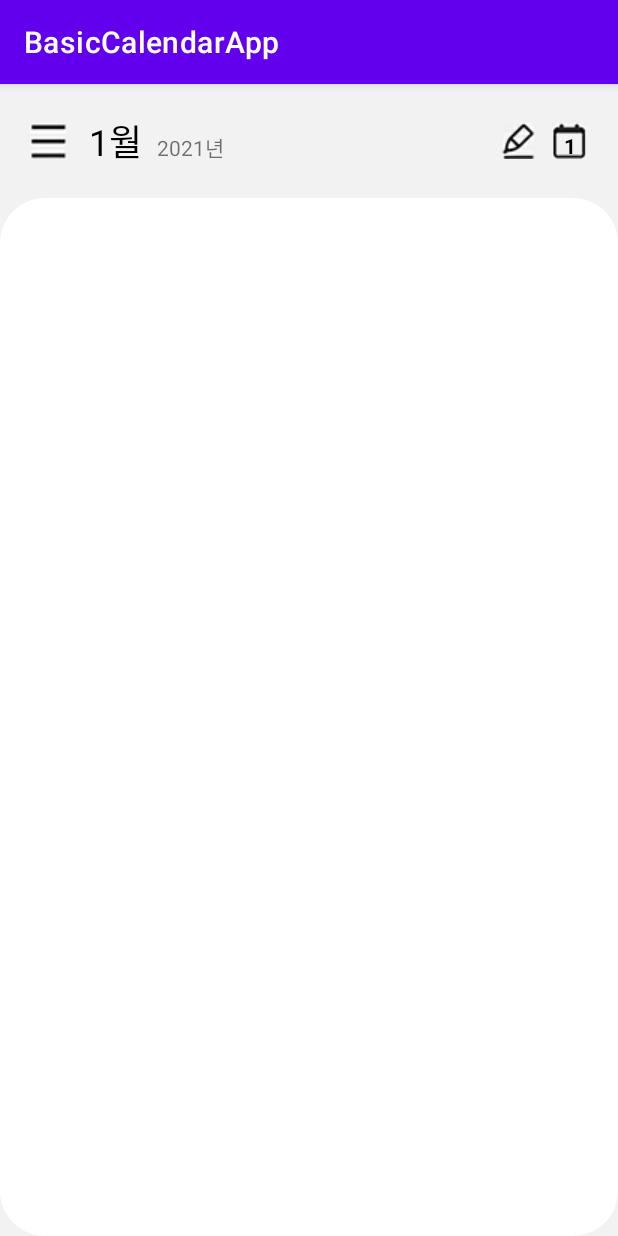
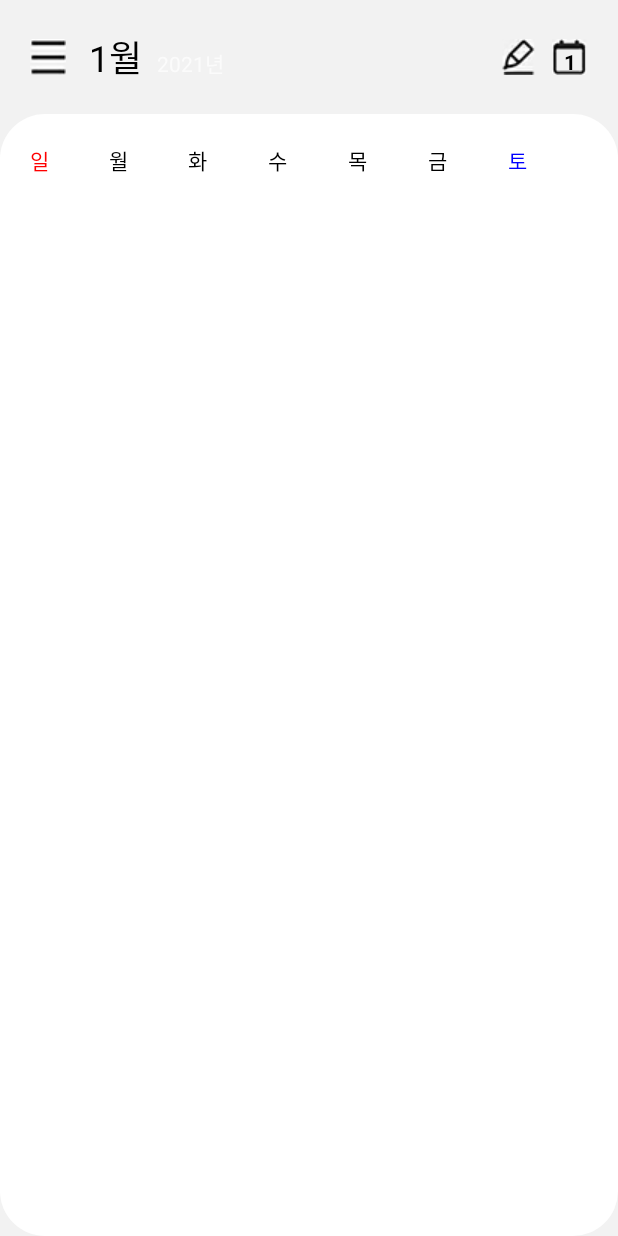
Before and after one commit to JGeun/Android_BasicCalenderApp, an Android app: the screen it shows after launch (MainActivity), on a phone screen of 412 x 824 dp. Run offline under Robolectric (Android 15) with nearby library versions, the phone set to English and light mode, and no system bars.

Commit message:
set Week

```diff
--- a/BasicCalendarApp/app/src/main/AndroidManifest.xml
+++ b/BasicCalendarApp/app/src/main/AndroidManifest.xml
@@ -8,7 +8,7 @@
         android:label="@string/app_name"
         android:roundIcon="@mipmap/ic_launcher_round"
         android:supportsRtl="true"
-        android:theme="@style/Theme.BasicCalendarApp">
+        android:theme="@style/Theme.Design.NoActionBar">
         <activity android:name=".MainActivity">
             <intent-filter>
                 <action android:name="android.intent.action.MAIN" />
--- a/BasicCalendarApp/app/src/main/res/layout/activity_main.xml
+++ b/BasicCalendarApp/app/src/main/res/layout/activity_main.xml
@@ -115,11 +115,75 @@
         android:layout_width="match_parent"
         android:layout_height="0dp"
         android:background="@drawable/main_calendar_background"
+        android:orientation="vertical"
         app:layout_constraintTop_toBottomOf="@id/main_cl_topPanel"
         app:layout_constraintBottom_toBottomOf="parent"
         app:layout_constraintLeft_toLeftOf="parent"
-        app:layout_constraintRight_toRightOf="parent">
+        app:layout_constraintRight_toRightOf="parent"
+        android:paddingTop="20dp"
+        android:paddingBottom="20dp">
 
+        <LinearLayout
+            android:layout_width="match_parent"
+            android:layout_height="wrap_content"
+            android:orientation="horizontal"
+            android:weightSum="7"
+            android:paddingStart="20dp"
+            android:paddingEnd="20dp">
+
+            <TextView
+                android:layout_width="0dp"
+                android:layout_height="wrap_content"
+                android:text="@string/week_unit_sun"
+                android:textColor="@color/red"
+                android:layout_weight="1"/>
+
+            <TextView
+                android:layout_width="0dp"
+                android:layout_height="wrap_content"
+                android:text="@string/week_unit_mon"
+                android:textColor="@color/black"
+                android:layout_weight="1"/>
+
+            <TextView
+                android:layout_width="0dp"
+                android:layout_height="wrap_content"
+                android:text="@string/week_unit_tue"
+                android:textColor="@color/black"
+                android:layout_weight="1"/>
+
+            <TextView
+                android:layout_width="0dp"
+                android:layout_height="wrap_content"
+                android:text="@string/week_unit_wed"
+                android:textColor="@color/black"
+                android:layout_weight="1"/>
+
+            <TextView
+                android:layout_width="0dp"
+                android:layout_height="wrap_content"
+                android:text="@string/week_unit_thu"
+                android:textColor="@color/black"
+                android:layout_weight="1"/>
+
+            <TextView
+                android:layout_width="0dp"
+                android:layout_height="wrap_content"
+                android:text="@string/week_unit_fri"
+                android:textColor="@color/black"
+                android:layout_weight="1"/>
+
+            <TextView
+                android:layout_width="0dp"
+                android:layout_height="wrap_content"
+                android:text="@string/week_unit_sat"
+                android:textColor="@color/blue"
+                android:layout_weight="1"/>
+        </LinearLayout>
+
+        <androidx.recyclerview.widget.RecyclerView
+            android:layout_width="match_parent"
+            android:layout_height="match_parent"/>
     </LinearLayout>
 
 </androidx.constraintlayout.widget.ConstraintLayout>
--- a/BasicCalendarApp/app/src/main/res/values/colors.xml
+++ b/BasicCalendarApp/app/src/main/res/values/colors.xml
@@ -7,6 +7,7 @@
     <color name="teal_700">#FF018786</color>
     <color name="black">#FF000000</color>
     <color name="white">#FFFFFFFF</color>
-
+    <color name="red">#FF0000</color>
+    <color name="blue">#0000FF</color>
     <color name="topPanel_bakcground">#F2F2F2</color>
 </resources>
--- a/BasicCalendarApp/app/src/main/res/values/strings.xml
+++ b/BasicCalendarApp/app/src/main/res/values/strings.xml
@@ -8,4 +8,12 @@
     <string name="year_unit">년</string>
 
     <string name="day_value_temp">1</string>
+
+    <string name="week_unit_mon">월</string>
+    <string name="week_unit_tue">화</string>
+    <string name="week_unit_wed">수</string>
+    <string name="week_unit_thu">목</string>
+    <string name="week_unit_fri">금</string>
+    <string name="week_unit_sat">토</string>
+    <string name="week_unit_sun">일</string>
 </resources>
--- a/BasicCalendarApp/app/src/main/res/values/themes.xml
+++ b/BasicCalendarApp/app/src/main/res/values/themes.xml
@@ -13,4 +13,18 @@
         <item name="android:statusBarColor" tools:targetApi="l">?attr/colorPrimaryVariant</item>
         <!-- Customize your theme here. -->
     </style>
+
+    <style name="Theme.Design.NoActionBar." parent="Theme.MaterialComponents.DayNight.DarkActionBar">
+        <!-- Primary brand color. -->
+        <item name="colorPrimary">@color/purple_500</item>
+        <item name="colorPrimaryVariant">@color/purple_700</item>
+        <item name="colorOnPrimary">@color/white</item>
+        <!-- Secondary brand color. -->
+        <item name="colorSecondary">@color/teal_200</item>
+        <item name="colorSecondaryVariant">@color/teal_700</item>
+        <item name="colorOnSecondary">@color/black</item>
+        <!-- Status bar color. -->
+        <item name="android:statusBarColor" tools:targetApi="l">?attr/colorPrimaryVariant</item>
+        <!-- Customize your theme here. -->
+    </style>
 </resources>
```
